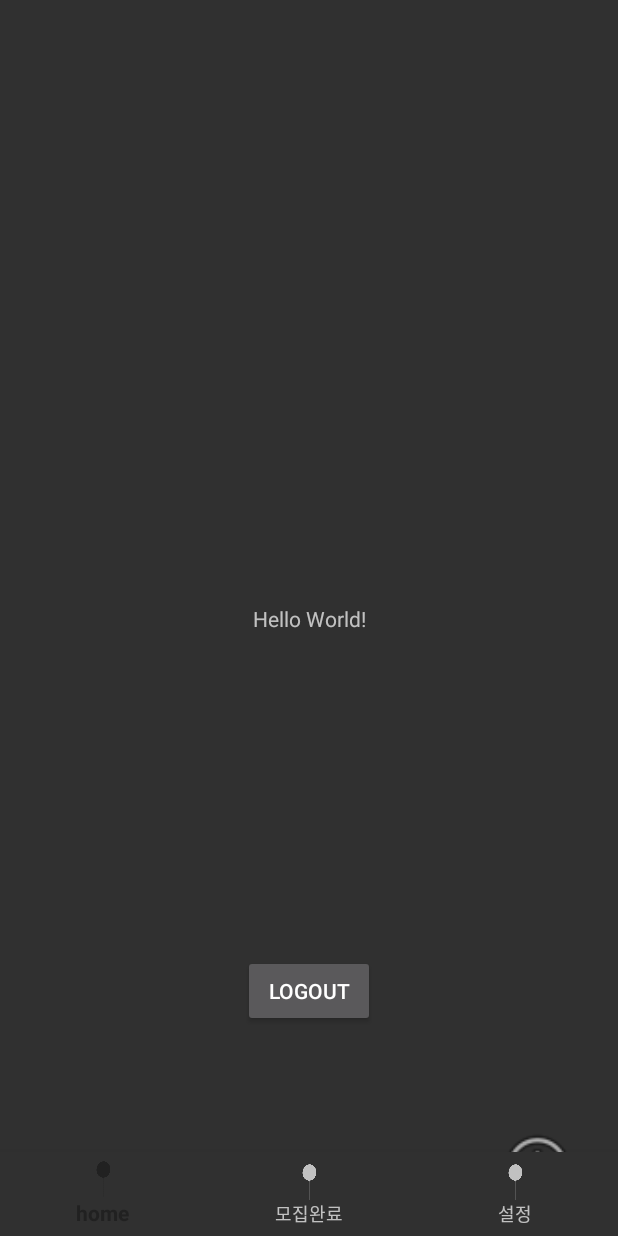
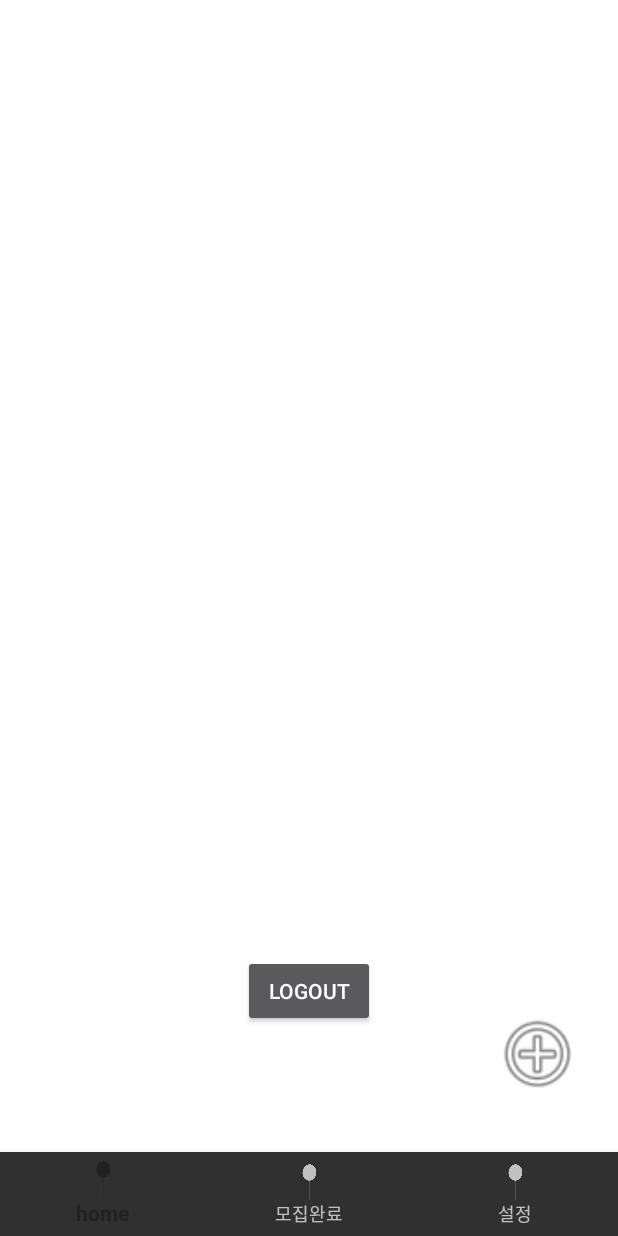
Before and after one commit to ashpurple/Food-Mate, an Android app: the screen it shows after launch once a user with an empty profile is signed in (MainActivity), on a phone screen of 412 x 824 dp. Run offline under Robolectric (Android 15) with nearby library versions, the phone set to English and light mode, and no system bars; our stand-ins replace Firebase (no records; nobody signed in at launch, a user with empty details on screens opened directly), navigation-ui; Roboto replaces fonts that are not available here.

Commit message:
Navigation Button
uncompleted

```diff
--- a/app/src/main/java/com/example/foodmate/MainActivity.java
+++ b/app/src/main/java/com/example/foodmate/MainActivity.java
@@ -32,11 +32,21 @@ public class MainActivity extends AppCompatActivity {
         if(FirebaseAuth.getInstance().getCurrentUser()==null){
             startMyActivity(LoginActivity.class);
         }
-        // 사용 버튼
-        findViewById(R.id.btn_logout).setOnClickListener(onClickListener);
-        findViewById(R.id.btn_addNew).setOnClickListener(onClickListener);
+//        // 사용 버튼
+//        findViewById(R.id.btn_logout).setOnClickListener(onClickListener);
+//        findViewById(R.id.btn_addNew).setOnClickListener(onClickListener);
 
-
+        BottomNavigationView navView = findViewById(R.id.nav_view);
+        // Passing each menu ID as a set of Ids because each
+        // menu should be considered as top level destinations.
+        AppBarConfiguration appBarConfiguration = new AppBarConfiguration.Builder(
+                R.id.nav_recruiting,
+                R.id.nav_recruited,
+                R.id.nav_settings)
+                .build();
+        NavController navController = Navigation.findNavController(this, R.id.nav_host_fragment);
+        NavigationUI.setupActionBarWithNavController(this, navController, appBarConfiguration);
+        NavigationUI.setupWithNavController(navView, navController);
     }
 
 
--- a/app/src/main/res/layout/activity_main.xml
+++ b/app/src/main/res/layout/activity_main.xml
@@ -4,7 +4,9 @@
     xmlns:tools="http://schemas.android.com/tools"
     android:layout_width="match_parent"
     android:layout_height="match_parent"
+    android:background="@color/white"
     tools:context=".MainActivity">
+
 
     <TextView
         android:id="@+id/textView"
@@ -28,17 +30,16 @@
         app:layout_constraintTop_toBottomOf="@+id/textView"
         app:layout_constraintVertical_bias="0.491" />
 
+
     <ImageView
         android:id="@+id/btn_addNew"
         android:layout_width="75dp"
         android:layout_height="59dp"
         android:layout_marginEnd="16dp"
-        android:layout_marginRight="16dp"
-        android:layout_marginBottom="16dp"
+        android:layout_marginBottom="92dp"
         app:layout_constraintBottom_toBottomOf="parent"
         app:layout_constraintEnd_toEndOf="parent"
         app:srcCompat="@android:drawable/ic_menu_add" />
-
 
     <com.google.android.material.bottomnavigation.BottomNavigationView
         android:id="@+id/nav_view"
@@ -52,17 +53,20 @@
         app:layout_constraintRight_toRightOf="parent"
         app:menu="@menu/bottom_nav_menu" />
 
+
     <fragment
         android:id="@+id/nav_host_fragment"
         android:name="androidx.navigation.fragment.NavHostFragment"
-        android:layout_width="match_parent"
-        android:layout_height="match_parent"
+        android:layout_width="0dp"
+        android:layout_height="0dp"
         app:defaultNavHost="true"
         app:layout_constraintBottom_toTopOf="@id/nav_view"
+        app:layout_constraintEnd_toEndOf="parent"
+        app:layout_constraintHorizontal_bias="0.0"
         app:layout_constraintLeft_toLeftOf="parent"
         app:layout_constraintRight_toRightOf="parent"
+        app:layout_constraintStart_toStartOf="parent"
         app:layout_constraintTop_toTopOf="parent"
-         />
+        app:layout_constraintVertical_bias="1.0" />
 
-<!--    app:navGraph="@navigation/nav_graph"-->
 </androidx.constraintlayout.widget.ConstraintLayout>
--- a/app/src/main/res/menu/bottom_nav_menu.xml
+++ b/app/src/main/res/menu/bottom_nav_menu.xml
@@ -2,17 +2,17 @@
 <menu xmlns:android="http://schemas.android.com/apk/res/android">
 
     <item
-        android:id="@+id/navigation_recruiting"
+        android:id="@+id/nav_recruiting"
         android:icon="@drawable/ballon"
         android:title="@string/title_home" />
 
     <item
-        android:id="@+id/navigation_recruited"
+        android:id="@+id/nav_recruited"
         android:icon="@drawable/ballon"
         android:title="@string/title_recruited" />
 
     <item
-        android:id="@+id/navigation_settings"
+        android:id="@+id/nav_settings"
         android:icon="@drawable/ballon"
         android:iconTint="@color/black"
         android:title="@string/title_settings" />
--- a/app/src/main/res/navigation/nav_graph.xml
+++ b/app/src/main/res/navigation/nav_graph.xml
@@ -3,34 +3,27 @@
     xmlns:app="http://schemas.android.com/apk/res-auto"
     xmlns:tools="http://schemas.android.com/tools"
     android:id="@+id/nav_graph"
-    app:startDestination="@id/FirstFragment">
+    app:startDestination="@id/nav_recruiting">
 
     <fragment
-        android:id="@+id/FirstFragment"
+        android:id="@+id/nav_recruiting"
         android:name="com.example.foodmate.ui.recruiting.RecruitingFragment"
         android:label="@string/first_fragment_label"
         tools:layout="@layout/fragment_recruiting">
 
-        <action
-            android:id="@+id/action_FirstFragment_to_SecondFragment"
-            app:destination="@id/SecondFragment" />
     </fragment>
 
     <fragment
-        android:id="@+id/SecondFragment"
+        android:id="@+id/nav_recruited"
         android:name="com.example.foodmate.ui.recruited.RecruitedFragment"
         android:label="@string/second_fragment_label"
         tools:layout="@layout/fragment_recruited">
-
-        <action
-            android:id="@+id/action_SecondFragment_to_FirstFragment"
-            app:destination="@id/FirstFragment" />
     </fragment>
 
     <fragment
-        android:id="@+id/ThirdFragment"
+        android:id="@+id/nav_settings"
         android:name="com.example.foodmate.ui.settings.SettingsFragment"
-        android:label="Third Fragment"
+        android:label="@string/third_fragment_label"
         tools:layout="@layout/fragment_settings">
     </fragment>
 </navigation>
--- a/app/src/main/res/values/strings.xml
+++ b/app/src/main/res/values/strings.xml
@@ -2,8 +2,10 @@
     <string name="app_name">Food Mate</string>
     <string name="title_activity_login">LoginActivity</string>
     <!-- Strings used for fragments for navigation -->
-    <string name="first_fragment_label">First Fragment</string>
-    <string name="second_fragment_label">Second Fragment</string>
+    <string name="first_fragment_label">Recruiting Fragment</string>
+    <string name="second_fragment_label">Recruited Fragment</string>
+    <string name="third_fragment_label">Settings Fragment</string>
+
     <string name="next">Next</string>
     <string name="previous">Previous</string>
 
```
Also changed, not shown: app/src/main/java/com/example/foodmate/ui/recruited/RecruitedFragment.java (+34 -1 lines), app/src/main/java/com/example/foodmate/ui/recruited/RecruitedViewModel.java (added, +19 -0 lines), app/src/main/java/com/example/foodmate/ui/recruiting/RecruitingFragment.java (+33 -1 lines), app/src/main/java/com/example/foodmate/ui/recruiting/RecruitingViewModel.java (added, +19 -0 lines), app/src/main/java/com/example/foodmate/ui/settings/SettingsFragment.java (+33 -1 lines), app/src/main/java/com/example/foodmate/ui/settings/SettingsViewModel.java (added, +19 -0 lines), app/src/main/res/layout/fragment_recruited.xml (+10 -3 lines), app/src/main/res/layout/fragment_recruiting.xml (+9 -0 lines), app/src/main/res/layout/fragment_settings.xml (+12 -4 lines).
